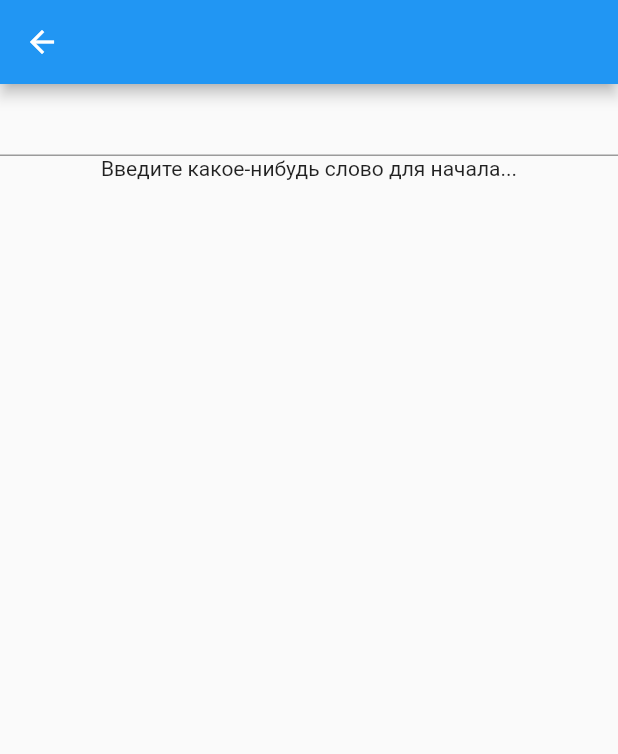
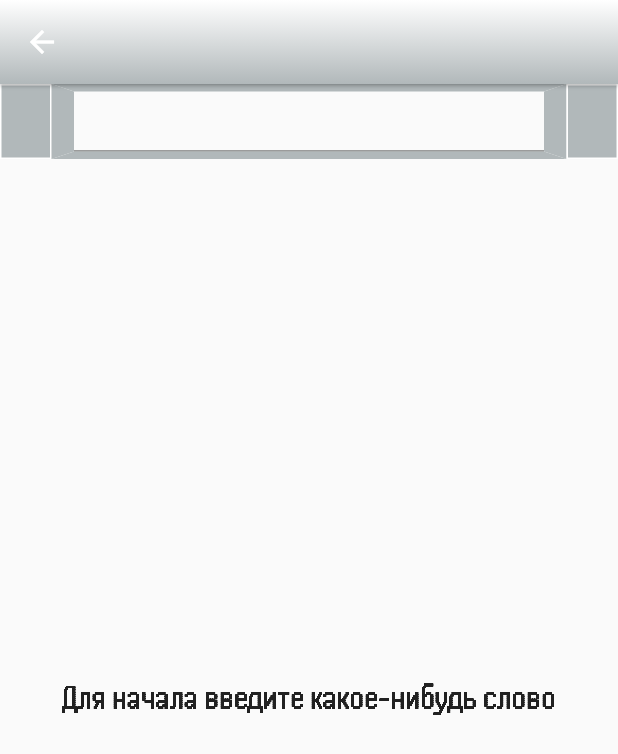
Before and after one commit to allisongrand1/app_dictionary, a Flutter app: the screen it shows after launch, after a tap on the "add" icon, on a phone screen of 412 x 824 dp. Shown: the top 754 px of the screen. Run offline on Flutter 3.47's test engine with Material 2 defaults, Android fonts, the phone set to English and light mode, and no system bars; drawn by our look-alikes of animated_text_kit; our stand-ins replace audioplayers, cloud_firestore, dartz, dio, firebase_core, fluro and 4 more; missing offline and left inert: sealed_unions; accounts and stored records are empty.

Commit message:
update new word widget

```diff
--- a/lib/data/model/remote_model/remote_word_model.dart
+++ b/lib/data/model/remote_model/remote_word_model.dart
@@ -37,6 +37,7 @@ class MeaningsDetailed with _$MeaningsDetailed {
     required List<DefinitionsDetailed>? definitions,
     required List<String?>? synonyms,
     required List<String?>? antonyms,
+    required bool? isSelected,
   }) = _MeaningsDetailed;
 
   factory MeaningsDetailed.fromJson(Map<String, dynamic> json) =>
--- a/lib/infrastructure/add_word_bloc/add_word_bloc.dart
+++ b/lib/infrastructure/add_word_bloc/add_word_bloc.dart
@@ -7,6 +7,7 @@ class AddWordBloc extends Bloc<AddWordEvent, AddWordState> {
   final Repository _repository;
   AddWordBloc(this._repository) : super(InitialState()) {
     on<FindWordEvent>((event, emit) async {
+      emit(LoadingState());
 
       final word = await _repository.getInfo(event.search);
 
--- a/lib/presentation/pages/home_page.dart
+++ b/lib/presentation/pages/home_page.dart
@@ -1,3 +1,4 @@
+import 'package:animated_text_kit/animated_text_kit.dart';
 import 'package:app_dictionary/common/dictionary/dictionary.dart';
 import 'package:app_dictionary/infrastructure/add_word_bloc/add_word_bloc.dart';
 import 'package:app_dictionary/infrastructure/add_word_bloc/add_word_event.dart';
@@ -35,9 +36,13 @@ class _HomePageState extends State<HomePage> {
               });
             }
             return Center(
-              child: Text(
-                  'Спиcок пока пуст:( /n/n Попробуйте дополнить его новыми словами!'),
-            );
+                child: _buildAnimationText(
+              'Спиcок пока пуст:(',
+              () {
+                _buildAnimationText(
+                    'Попробуйте дополнить его новыми словами!', null);
+              },
+            ));
           } else if (state is FailState) {
             return Center(
               child: Text('Ошибка'),
@@ -75,11 +80,9 @@ class _HomePageState extends State<HomePage> {
                     color: Color.fromARGB(108, 84, 112, 124),
                   ),
                   onPressed: () {
-
                     Navigator.of(context).pushNamed('/new');
                   }),
             ),
-
           ),
           Container(
             height: 70,
@@ -88,4 +91,22 @@ class _HomePageState extends State<HomePage> {
       ),
     );
   }
+
+  Widget _buildAnimationText(String text, VoidCallback? onFinished) {
+    return AnimatedTextKit(
+        repeatForever: false,
+        isRepeatingAnimation: false,
+        onFinished: (onFinished != null) ? onFinished : null,
+        animatedTexts: [
+          TypewriterAnimatedText(
+            text,
+            textStyle: const TextStyle(
+              fontFamily: 'Handjet',
+              fontWeight: FontWeight.w500,
+              fontSize: 24,
+            ),
+            speed: const Duration(milliseconds: 200),
+          ),
+        ]);
   }
+}
--- a/lib/presentation/pages/new_word_page.dart
+++ b/lib/presentation/pages/new_word_page.dart
@@ -1,3 +1,4 @@
+import 'package:animated_text_kit/animated_text_kit.dart';
 import 'package:app_dictionary/common/dictionary/dictionary.dart';
 import 'package:app_dictionary/infrastructure/add_word_bloc/add_word_bloc.dart';
 import 'package:app_dictionary/infrastructure/add_word_bloc/add_word_event.dart';
@@ -20,18 +21,81 @@ class _NewWordPageState extends State<NewWordPage> {
     controller = TextEditingController(text: '');
     super.initState();
   }
+
   @override
   Widget build(BuildContext context) {
     return Scaffold(
-      appBar: AppBar(),
+        appBar: AppBar(
+          backgroundColor: Color(0xffb1b8ba),
+          elevation: 1,
+          flexibleSpace: Container(
+            decoration: const BoxDecoration(
+              gradient: LinearGradient(
+                  begin: Alignment.topCenter,
+                  end: Alignment.bottomCenter,
+                  colors: <Color>[Colors.white, Color(0xffb1b8ba)]),
+            ),
+          ),
+        ),
         body: Column(
+          mainAxisSize: MainAxisSize.max,
           children: [
-           TextFormField(controller: controller,onEditingComplete: () {
-              context.read<AddWordBloc>().add(FindWordEvent(controller.text));
-            },),
-          BlocConsumer<AddWordBloc, AddWordState>(
-            listener: (context, state){
-              if (state is FailState){
+            SizedBox(
+              height: 50,
+              child: Row(
+                children: [
+                  Expanded(
+                    flex: 1,
+                    child: Container(
+                      decoration: BoxDecoration(
+                          color: Color(0xffb1b8ba),
+                          border: Border.all(color: Colors.white)),
+                    ),
+                  ),
+                  Expanded(
+                    flex: 10,
+                    child: Container(
+                      height: 50,
+                      decoration: BoxDecoration(
+                          border: Border(
+                        top: BorderSide(color: Color(0xffb1b8ba), width: 5),
+                        right: BorderSide(color: Color(0xffb1b8ba), width: 15),
+                        left: BorderSide(color: Color(0xffb1b8ba), width: 15),
+                        bottom: BorderSide(color: Color(0xffb1b8ba), width: 5),
+                      )),
+                      child: TextFormField(
+                        /* decoration: InputDecoration(
+                          enabledBorder: OutlineInputBorder(
+                            borderRadius: BorderRadius.zero,
+                            borderSide: BorderSide(
+                                width: 3,
+                                color: Color.fromARGB(255, 118, 123, 124)),
+                          ),
+                        ), */
+                        controller: controller,
+                        onEditingComplete: () {
+                          context
+                              .read<AddWordBloc>()
+                              .add(FindWordEvent(controller.text));
+                        },
+                      ),
+                    ),
+                  ),
+                  Expanded(
+                    flex: 1,
+                    child: Container(
+                      decoration: BoxDecoration(
+                          color: Color(0xffb1b8ba),
+                          border: Border.all(color: Colors.white)),
+                    ),
+                  ),
+                ],
+              ),
+            ),
+            Expanded(
+              child: BlocConsumer<AddWordBloc, AddWordState>(
+                  listener: (context, state) {
+                if (state is FailState) {
                   ScaffoldMessenger.of(context)
                     ..hideCurrentSnackBar()
                     ..showSnackBar(
@@ -57,22 +121,61 @@ class _NewWordPageState extends State<NewWordPage> {
                         backgroundColor: Colors.red[900],
                       ),
                     );
-              }
-            },
-            builder: (context, state) {
-              if(state is InitialState){
-                return const Center(child: Text('Введите какое-нибудь слово для начала...'),);
-              }  else if (state is LoadingState){
-                return const Center(child: CircularProgressIndicator(),);
-              }else
-              if(state is LoadedNewWordState) {
-                return NewWordWidget(word: state.word);
-              }
-              return const Center(child: Text('Хм, экран куда-то пропал. Пойду поищу. А ты попробуй перезайти'),);
-            }
+                } else if (state is InitialState) {
+                  ScaffoldMessenger.of(context)
+                    ..hideCurrentSnackBar()
+                    ..showSnackBar(
+                      SnackBar(
+                        duration: const Duration(seconds: 5),
+                        content: Row(
+                          mainAxisAlignment: MainAxisAlignment.spaceBetween,
+                          children: [
+                            Flexible(
+                              child: Text(
+                                  'Введите какое-нибудь слово. Для начала...'),
                             ),
                           ],
-      )
+                        ),
+                        backgroundColor: Colors.red[900],
+                      ),
                     );
                 }
+              }, builder: (context, state) {
+                if (state is InitialState) {
+                  return Center(
+                    child: AnimatedTextKit(
+                      animatedTexts: [
+                        TypewriterAnimatedText(
+                          'Для начала введите какое-нибудь слово',
+                          textStyle: const TextStyle(
+                            fontFamily: 'Handjet',
+                            fontWeight: FontWeight.w500,
+                            fontSize: 24,
+                          ),
+                          speed: const Duration(milliseconds: 200),
+                        ),
+                      ],
+                      totalRepeatCount: 1,
+                      pause: const Duration(milliseconds: 100),
+                      displayFullTextOnTap: true,
+                      stopPauseOnTap: true,
+                    ),
+                  );
+                } else if (state is LoadingState) {
+                  return const Center(
+                    child: CircularProgressIndicator(),
+                  );
+                } else if (state is LoadedNewWordState) {
+                  return SingleChildScrollView(
+                      child: NewWordWidget(word: state.word));
                 }
+                return const Center(
+                  child: Text(
+                      'Хм, экран куда-то пропал. Пойду поищу. А ты попробуй перезайти'),
+                );
+              }),
+            ),
+          ],
+        ));
+  }
+}
```
Also changed, not shown: lib/presentation/widgets/new_word_widget.dart (+14 -46 lines), lib/presentation/widgets/work_type_select_drop_list.dart (added, +251 -0 lines), pubspec.yaml (+12 -17 lines), assets/fonts/Handjet-Medium.ttf (added), assets/fonts/Handjet-Regular.ttf (added), assets/fonts/Handjet-SemiBold.ttf (added), lib/data/model/remote_model/remote_word_model.freezed.dart, lib/data/model/remote_model/remote_word_model.g.dart, pubspec.lock, 2 other files. Lines whose indentation alone changed are shown as unchanged.
